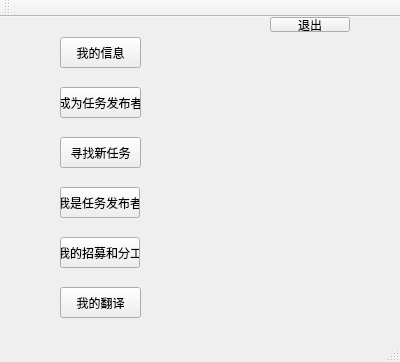
ljy9912/summer, file mainwindow.ui: the form before one commit.
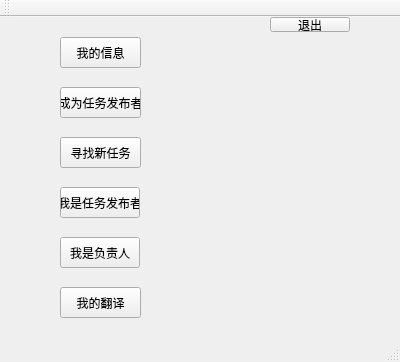
The form after the commit.

The edit to the form file:
```diff
--- a/mainwindow.ui
+++ b/mainwindow.ui
@@ -76,7 +76,7 @@
      </rect>
     </property>
     <property name="text">
-     <string>我的招募和分工</string>
+     <string>我是负责人</string>
     </property>
    </widget>
    <widget class="QPushButton" name="exitBtn">
```
